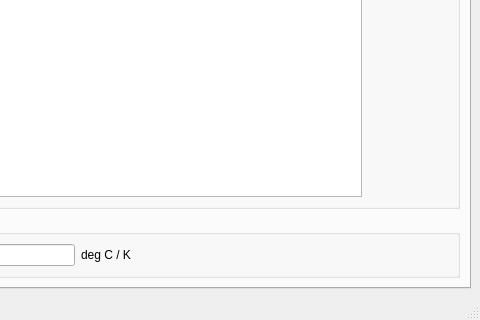
Above: BAT/src/gui/bat_gui.ui from misams/BAT before the change; both pictures show x 319 to 799 and y 311 to 631 of the 799 by 631 pixel window. Below: the same form after it.
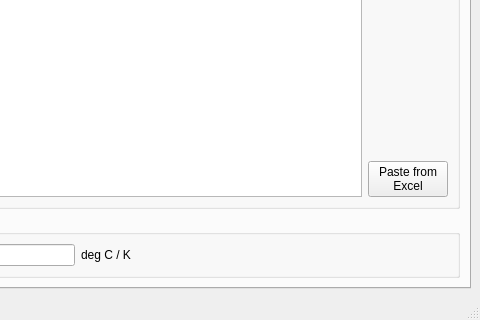
That is the form after the change.

Patch:
```diff
--- a/BAT/src/gui/bat_gui.ui
+++ b/BAT/src/gui/bat_gui.ui
@@ -651,6 +651,14 @@
                </property>
               </spacer>
              </item>
+             <item>
+              <widget class="QPushButton" name="pasteLoadsExcel">
+               <property name="text">
+                <string>Paste from
+Excel</string>
+               </property>
+              </widget>
+             </item>
             </layout>
            </item>
           </layout>
```
